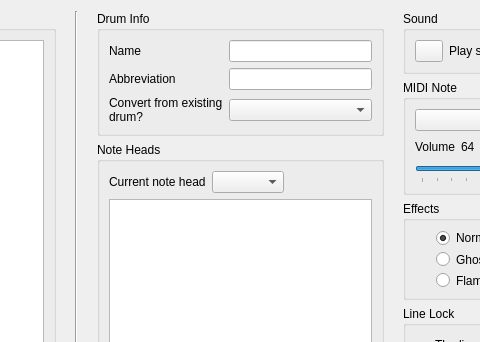
Before: the Qt Designer form src/GUI/editKit.ui in Whatang/DrumBurp, drawn with Qt 5; both pictures show x 235 to 715 and y 0 to 342 of the 875 by 457 pixel window.
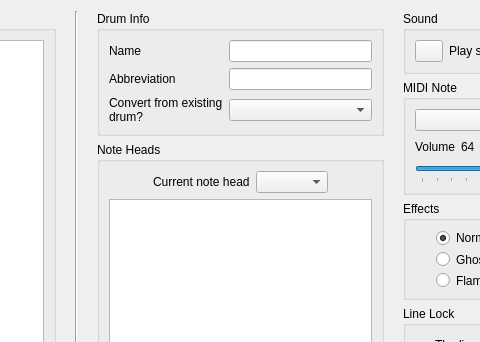
After: the same form once the commit is applied. Icons and pictures are not drawn.

Commit message:
Add tool tips to edit kit dialog.
Fixes #182.

Patch:
```diff
--- a/src/GUI/editKit.ui
+++ b/src/GUI/editKit.ui
@@ -582,6 +582,19 @@
            <layout class="QVBoxLayout" name="verticalLayout">
             <item>
              <layout class="QHBoxLayout" name="horizontalLayout_4">
+              <item>
+               <spacer name="horizontalSpacer_13">
+                <property name="orientation">
+                 <enum>Qt::Horizontal</enum>
+                </property>
+                <property name="sizeHint" stdset="0">
+                 <size>
+                  <width>40</width>
+                  <height>20</height>
+                 </size>
+                </property>
+               </spacer>
+              </item>
               <item>
                <widget class="QLabel" name="label_6">
                 <property name="text">
@@ -590,7 +603,17 @@
                </widget>
               </item>
               <item>
-               <widget class="QComboBox" name="currentNoteHead"/>
+               <widget class="QComboBox" name="currentNoteHead">
+                <property name="sizePolicy">
+                 <sizepolicy hsizetype="Expanding" vsizetype="Fixed">
+                  <horstretch>0</horstretch>
+                  <verstretch>0</verstretch>
+                 </sizepolicy>
+                </property>
+                <property name="toolTip">
+                 <string>Change the selected note head</string>
+                </property>
+               </widget>
               </item>
               <item>
                <spacer name="horizontalSpacer_11">
@@ -602,7 +625,7 @@
                 </property>
                 <property name="sizeHint" stdset="0">
                  <size>
-                  <width>100</width>
+                  <width>40</width>
                   <height>20</height>
                  </size>
                 </property>
```
Left out of the diff: 28 changed lines with no effect on the pictures. The commit also changes 1 other file.
